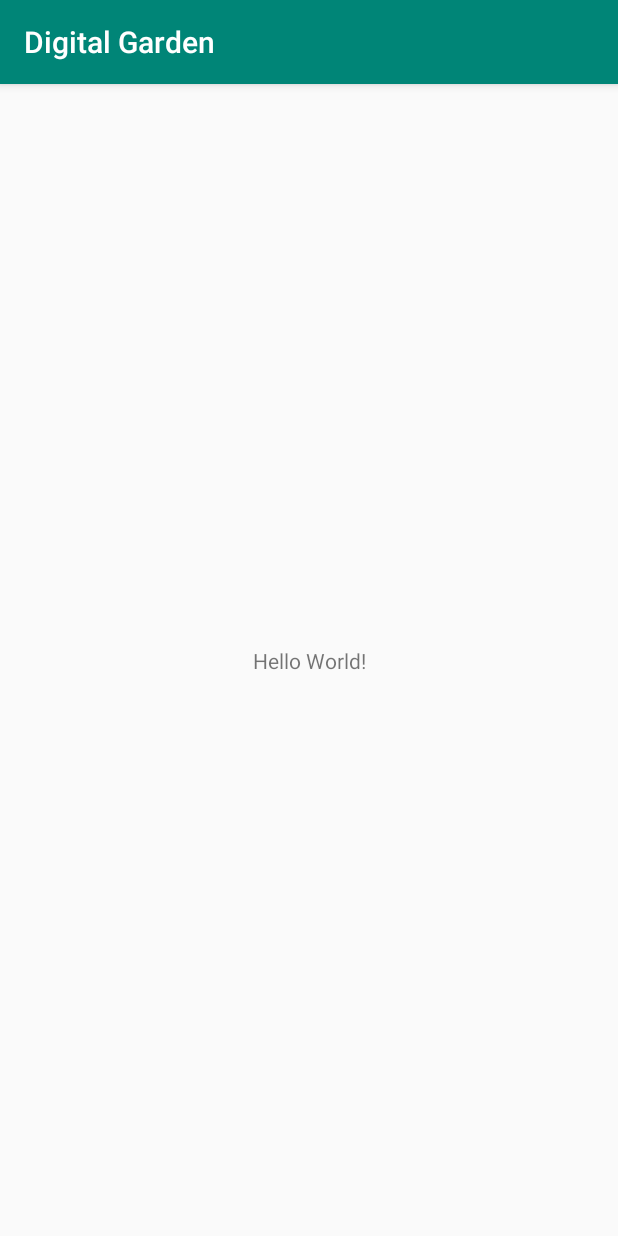
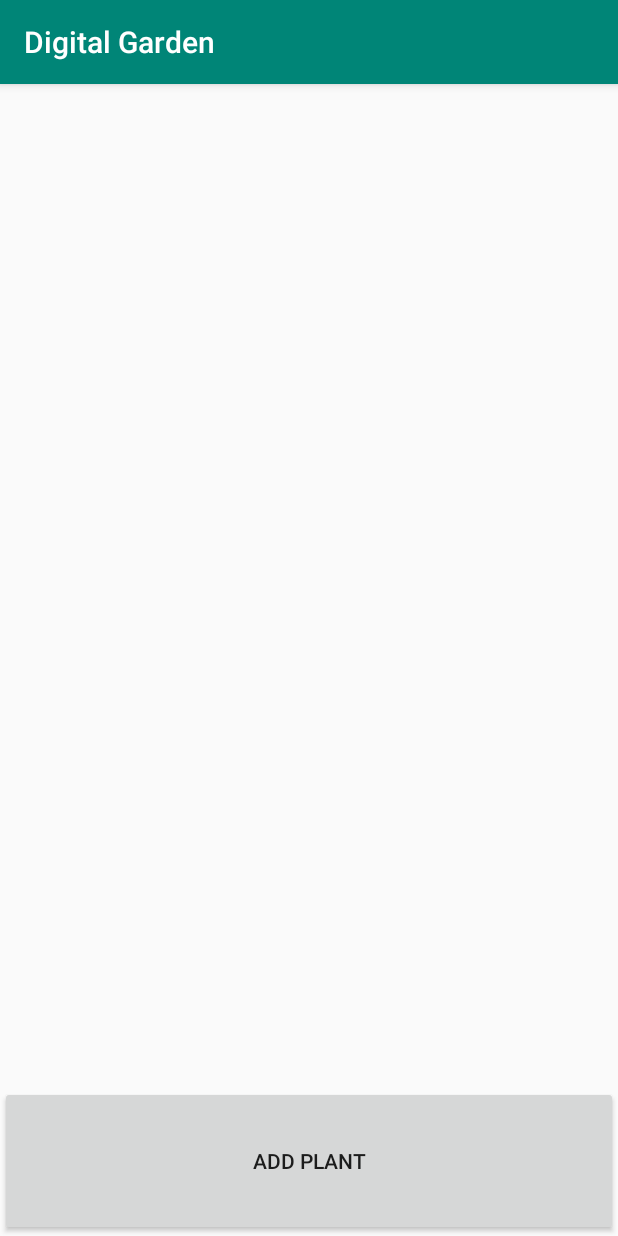
Before and after one commit to zeronid/DigitalGarden, an Android app: the screen it shows after launch (MainActivity), on a phone screen of 412 x 824 dp. Run offline under Robolectric (Android 15) with nearby library versions, the phone set to English and light mode, and no system bars.

Commit message:
First functioning version. Added the "New plant" Activity, added the "Plant Info" Activity, the water level of the plants go down daily by 10%, the rows on the main thread appear in color,in accordance with the water level of the plant, added the water and delete buttons to the "plant info",

```diff
--- a/app/build.gradle
+++ b/app/build.gradle
@@ -23,6 +23,7 @@ dependencies {
     implementation fileTree(dir: 'libs', include: ['*.jar'])
     implementation 'androidx.appcompat:appcompat:1.0.2'
     implementation 'androidx.constraintlayout:constraintlayout:1.1.3'
+    implementation 'com.google.code.gson:gson:2.8.6'
     testImplementation 'junit:junit:4.12'
     androidTestImplementation 'androidx.test.ext:junit:1.1.0'
     androidTestImplementation 'androidx.test.espresso:espresso-core:3.1.1'
--- a/app/src/main/AndroidManifest.xml
+++ b/app/src/main/AndroidManifest.xml
@@ -9,6 +9,8 @@
         android:roundIcon="@mipmap/ic_launcher_round"
         android:supportsRtl="true"
         android:theme="@style/AppTheme">
+        <activity android:name=".NewPlant"></activity>
+        <activity android:name=".PlantInfo" />
         <activity android:name=".MainActivity">
             <intent-filter>
                 <action android:name="android.intent.action.MAIN" />
--- a/app/src/main/java/com/example/digitalgarden/MainActivity.java
+++ b/app/src/main/java/com/example/digitalgarden/MainActivity.java
@@ -2,13 +2,133 @@ package com.example.digitalgarden;
 
 import androidx.appcompat.app.AppCompatActivity;
 
+import android.content.Intent;
+import android.content.SharedPreferences;
+import android.graphics.Color;
 import android.os.Bundle;
+import android.preference.PreferenceManager;
+import android.renderscript.Type;
+import android.view.View;
+import android.widget.AdapterView;
+import android.widget.ArrayAdapter;
+import android.widget.ListView;
+
+import com.google.gson.Gson;
+import com.google.gson.reflect.TypeToken;
+
+import java.util.ArrayList;
+import java.util.Calendar;
 
 public class MainActivity extends AppCompatActivity {
+    //An array list for plant objects and one for the names only.
+    public static ArrayList<String> plantNames = new ArrayList<>();
+    public static ArrayList<Plant> plants = new ArrayList<>();
+    public ListView plantList;
+
 
     @Override
     protected void onCreate(Bundle savedInstanceState) {
         super.onCreate(savedInstanceState);
         setContentView(R.layout.activity_main);
+
+        loadData();
+
+
+        //Setting up the ListView
+        plantList = findViewById(R.id.plantListView);
+        updateListColors();
+        checkDate();
+
+        //Called when you click on a plant
+        plantList.setOnItemClickListener(new AdapterView.OnItemClickListener() {
+            @Override
+            public void onItemClick(AdapterView<?> parent, View view, int position, long id) {
+                Intent goToPlantInfo = new Intent(getApplicationContext(),PlantInfo.class);
+                goToPlantInfo.putExtra("name",plantNames.get(position));
+                goToPlantInfo.putExtra("type",plants.get(position).type);
+                goToPlantInfo.putExtra("waterLevel",plants.get(position).waterLevel);
+                goToPlantInfo.putExtra("position",position);
+                startActivity(goToPlantInfo);
+            }
+        });
+    }
+
+    //The add plant method that is called when create plant button is pressed.
+    public void addPlant(View view){
+        Intent add = new Intent(getApplicationContext(),NewPlant.class);
+        startActivity(add);
+    }
+
+    @Override
+    protected void onResume() {
+        updateListColors();
+        checkDate();
+        super.onResume();
+    }
+
+    public void updateListColors(){
+        plantList.post(new Runnable() {
+            public void run() {
+                plantList.setSelected(true);
+                for(int i=0;i<plantNames.size();i++){
+                    if(plants.get(i).waterLevel <= 25){
+                        plantList.getChildAt(i).setBackgroundColor(Color.RED);
+                    } else if (plants.get(i).waterLevel <= 50){
+                        plantList.getChildAt(i).setBackgroundColor(Color.YELLOW);
+                    } else {
+                        plantList.getChildAt(i).setBackgroundColor(Color.GREEN);
+                    }
+                }
+            }
+        });
+
+        plantList = findViewById(R.id.plantListView);
+        ArrayAdapter arrayAdapter = new ArrayAdapter(this,android.R.layout.simple_dropdown_item_1line,plantNames);
+        plantList.setAdapter(arrayAdapter);
+    }
+
+
+    //Saves the plants
+    private void saveData(){
+        SharedPreferences sharedPreferences = getSharedPreferences("sharedPreferences",MODE_PRIVATE);
+        SharedPreferences.Editor editor = sharedPreferences.edit();
+        Gson gson = new Gson();
+        String json = gson.toJson(plants);
+        editor.putString("plant list",json);
+        editor.apply();
+    }
+    private void loadData(){
+        SharedPreferences sharedPreferences = getSharedPreferences("sharedPreferences",MODE_PRIVATE);
+        Gson gson = new Gson();
+        String json = sharedPreferences.getString("plant list",null);
+        java.lang.reflect.Type type = new TypeToken<ArrayList<Plant>>() {}.getType();
+        plants = gson.fromJson(json,type);
+        if(plants == null){
+            plants = new ArrayList<>();
+        }
+    }
+
+    @Override
+    protected void onDestroy() {
+        saveData();
+        super.onDestroy();
+    }
+
+
+    //Checks if a day has passed and updates the water ammount of the plant.
+    private void checkDate(){
+        SharedPreferences settings = PreferenceManager.getDefaultSharedPreferences(this);
+        int lastTimeStarted = settings.getInt("lastTimeStarted",-1);
+        Calendar calendar = Calendar.getInstance();
+        int today = calendar.get(Calendar.DAY_OF_YEAR);
+
+        if(today != lastTimeStarted){
+            for(int i=0;i<plants.size();i++){
+                plants.get(i).waterLevel -= 10;
+            }
+            SharedPreferences.Editor editor = settings.edit();
+            editor.putInt("lastTimeStarted", today);
+            editor.apply();
+        }
     }
 }
--- a/app/src/main/res/layout/activity_main.xml
+++ b/app/src/main/res/layout/activity_main.xml
@@ -6,13 +6,26 @@
     android:layout_height="match_parent"
     tools:context=".MainActivity">
 
-    <TextView
-        android:layout_width="wrap_content"
-        android:layout_height="wrap_content"
-        android:text="Hello World!"
-        app:layout_constraintBottom_toBottomOf="parent"
-        app:layout_constraintLeft_toLeftOf="parent"
-        app:layout_constraintRight_toRightOf="parent"
+    <ListView
+        android:id="@+id/plantListView"
+        android:layout_width="409dp"
+        android:layout_height="0dp"
+        android:layout_marginTop="1dp"
+        android:layout_marginEnd="1dp"
+        android:layout_marginBottom="100dp"
+        app:layout_constraintBottom_toBottomOf="@id/addPlantButton"
+        app:layout_constraintEnd_toEndOf="parent"
         app:layout_constraintTop_toTopOf="parent" />
 
+    <Button
+        android:id="@+id/addPlantButton"
+        android:layout_width="0dp"
+        android:layout_height="0dp"
+        android:onClick="addPlant"
+        android:text="@string/add_plant"
+        app:layout_constraintBottom_toBottomOf="parent"
+        app:layout_constraintEnd_toEndOf="parent"
+        app:layout_constraintHorizontal_bias="1.0"
+        app:layout_constraintStart_toStartOf="parent"
+        app:layout_constraintTop_toBottomOf="@+id/plantListView" />
 </androidx.constraintlayout.widget.ConstraintLayout>
--- a/app/src/main/res/values/strings.xml
+++ b/app/src/main/res/values/strings.xml
@@ -1,3 +1,4 @@
 <resources>
     <string name="app_name">Digital Garden</string>
+    <string name="add_plant">Add Plant</string>
 </resources>
```
Also changed, not shown: app/src/main/java/com/example/digitalgarden/NewPlant.java (added, +38 -0 lines), app/src/main/java/com/example/digitalgarden/Plant.java (added, +17 -0 lines), app/src/main/java/com/example/digitalgarden/PlantInfo.java (added, +61 -0 lines), app/src/main/res/layout/activity_new_plant.xml (added, +51 -0 lines), app/src/main/res/layout/activity_plant_info.xml (added, +70 -0 lines).
